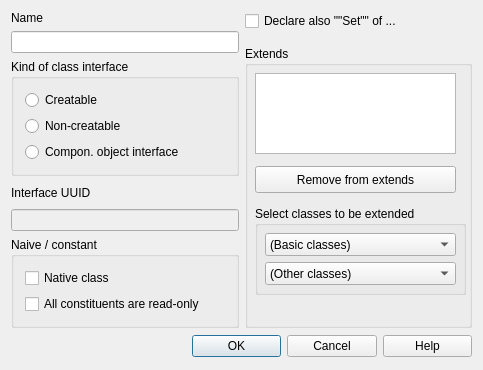
Old version of the form lavape/src/LavaPE_UI/idd_interfacebox.ui in the repository berkus/lavape.
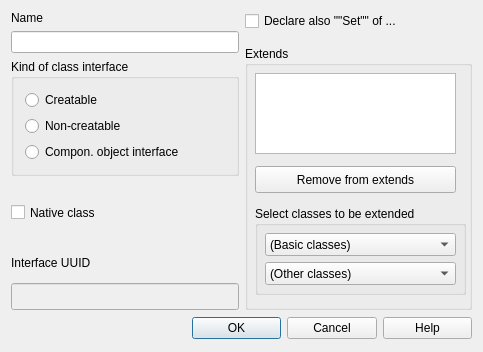
New version of the form.

```diff
--- a/lavape/src/LavaPE_UI/idd_interfacebox.ui
+++ b/lavape/src/LavaPE_UI/idd_interfacebox.ui
@@ -6,7 +6,7 @@
     <x>0</x>
     <y>0</y>
     <width>483</width>
-    <height>370</height>
+    <height>352</height>
    </rect>
   </property>
   <property name="sizePolicy" >
@@ -130,6 +130,22 @@
          </layout>
         </widget>
        </item>
+       <item>
+        <widget class="QCheckBox" name="Native" >
+         <property name="sizePolicy" >
+          <sizepolicy vsizetype="MinimumExpanding" hsizetype="MinimumExpanding" >
+           <horstretch>0</horstretch>
+           <verstretch>0</verstretch>
+          </sizepolicy>
+         </property>
+         <property name="focusPolicy" >
+          <enum>Qt::StrongFocus</enum>
+         </property>
+         <property name="text" >
+          <string>Native class</string>
+         </property>
+        </widget>
+       </item>
        <item>
         <layout class="QVBoxLayout" >
          <property name="spacing" >
@@ -175,41 +191,6 @@
          </item>
         </layout>
        </item>
-       <item>
-        <widget class="QGroupBox" name="groupBox" >
-         <property name="title" >
-          <string>Naive / constant</string>
-         </property>
-         <layout class="QVBoxLayout" >
-          <item>
-           <widget class="QCheckBox" name="Native" >
-            <property name="sizePolicy" >
-             <sizepolicy vsizetype="MinimumExpanding" hsizetype="MinimumExpanding" >
-              <horstretch>0</horstretch>
-              <verstretch>0</verstretch>
-             </sizepolicy>
-            </property>
-            <property name="focusPolicy" >
-             <enum>Qt::StrongFocus</enum>
-            </property>
-            <property name="text" >
-             <string>Native class</string>
-            </property>
-           </widget>
-          </item>
-          <item>
-           <widget class="QCheckBox" name="ReadOnlyClass" >
-            <property name="enabled" >
-             <bool>true</bool>
-            </property>
-            <property name="text" >
-             <string>All constituents are read-only</string>
-            </property>
-           </widget>
-          </item>
-         </layout>
-        </widget>
-       </item>
       </layout>
      </item>
      <item>
```
